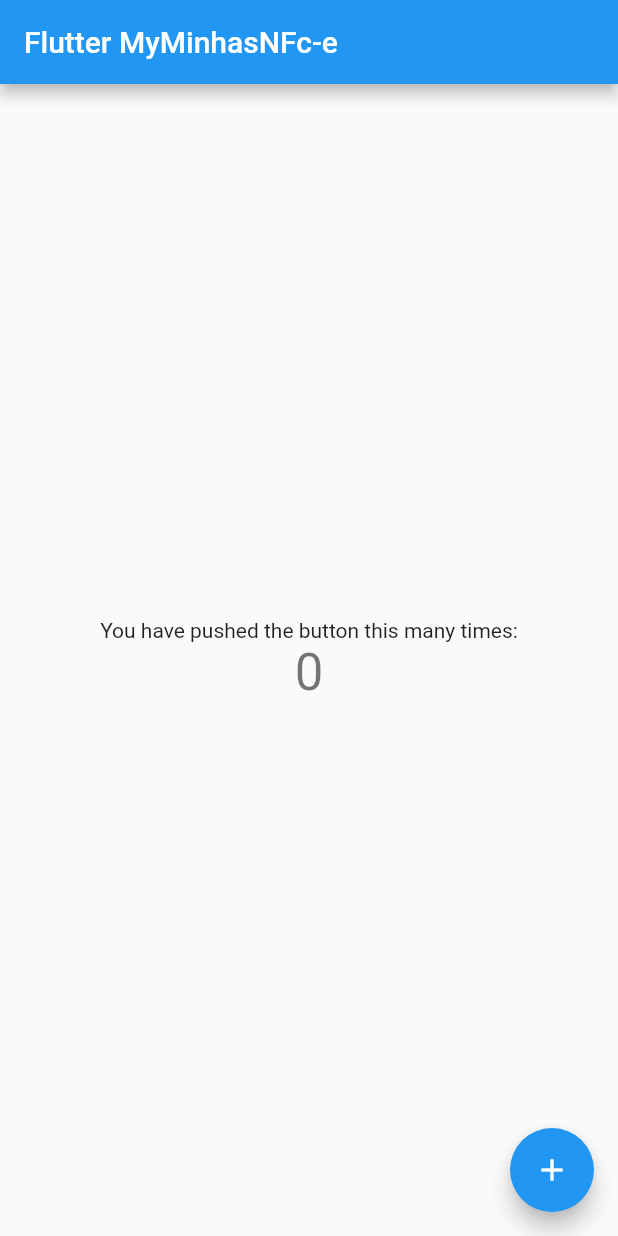
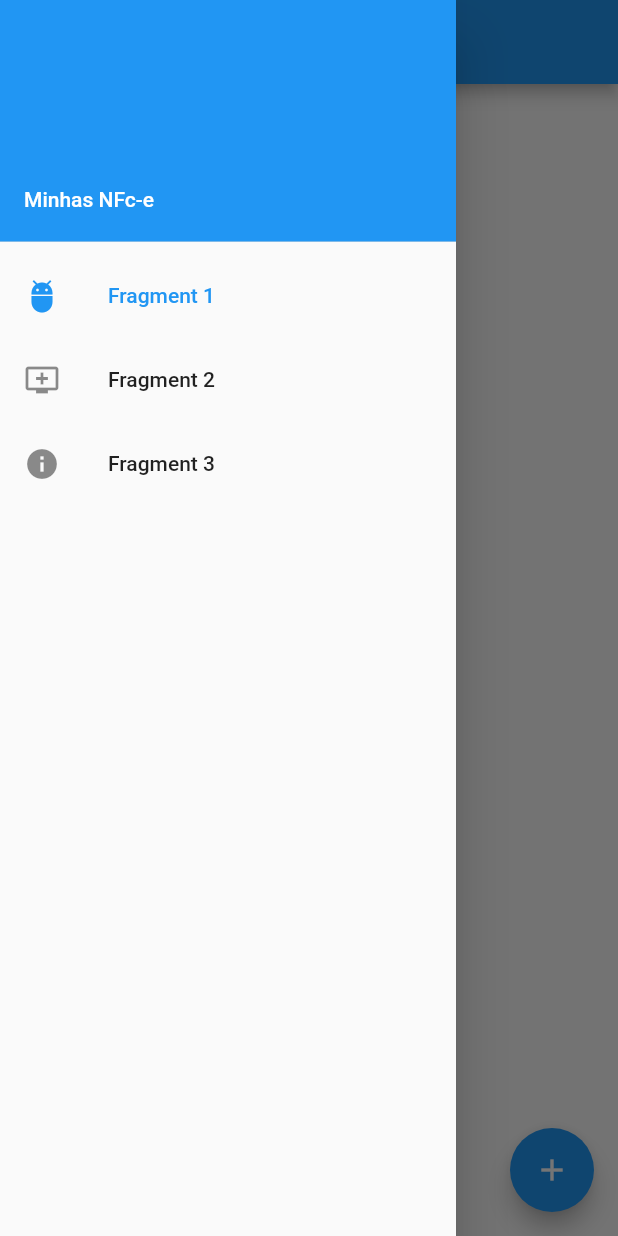
Before and after one commit to vitordm/Flutter.MinhasNFce, a Flutter app: the screen it shows after launch, with the side drawer open (before the commit the screen has no drawer), on a phone screen of 412 x 824 dp. Run offline on Flutter 3.47's test engine with Material 2 defaults, Android fonts, the phone set to English and light mode, and no system bars.

Commit message:
adicionando menu lateral

```diff
--- a/lib/main.dart
+++ b/lib/main.dart
@@ -1,4 +1,5 @@
 import 'package:flutter/material.dart';
+import 'package:flutter_minhas_nfce/pages/home_page.dart';
 
 void main() => runApp(MyApp());
 
@@ -20,92 +21,7 @@ class MyApp extends StatelessWidget {
         // is not restarted.
         primarySwatch: Colors.blue,
       ),
-      home: MyHomePage(title: 'Flutter MyMinhasNFc-e'),
+      home: HomePage(),
     );
   }
 }
-
-class MyHomePage extends StatefulWidget {
-  MyHomePage({Key key, this.title}) : super(key: key);
-
-  // This widget is the home page of your application. It is stateful, meaning
-  // that it has a State object (defined below) that contains fields that affect
-  // how it looks.
-
-  // This class is the configuration for the state. It holds the values (in this
-  // case the title) provided by the parent (in this case the App widget) and
-  // used by the build method of the State. Fields in a Widget subclass are
-  // always marked "final".
-
-  final String title;
-
-  @override
-  _MyHomePageState createState() => _MyHomePageState();
-}
-
-class _MyHomePageState extends State<MyHomePage> {
-  int _counter = 0;
-
-  void _incrementCounter() {
-    setState(() {
-      // This call to setState tells the Flutter framework that something has
-      // changed in this State, which causes it to rerun the build method below
-      // so that the display can reflect the updated values. If we changed
-      // _counter without calling setState(), then the build method would not be
-      // called again, and so nothing would appear to happen.
-      _counter++;
-    });
-  }
-
-  @override
-  Widget build(BuildContext context) {
-    // This method is rerun every time setState is called, for instance as done
-    // by the _incrementCounter method above.
-    //
-    // The Flutter framework has been optimized to make rerunning build methods
-    // fast, so that you can just rebuild anything that needs updating rather
-    // than having to individually change instances of widgets.
-    return Scaffold(
-      appBar: AppBar(
-        // Here we take the value from the MyHomePage object that was created by
-        // the App.build method, and use it to set our appbar title.
-        title: Text(widget.title),
-      ),
-      body: Center(
-        // Center is a layout widget. It takes a single child and positions it
-        // in the middle of the parent.
-        child: Column(
-          // Column is also layout widget. It takes a list of children and
-          // arranges them vertically. By default, it sizes itself to fit its
-          // children horizontally, and tries to be as tall as its parent.
-          //
-          // Invoke "debug painting" (press "p" in the console, choose the
-          // "Toggle Debug Paint" action from the Flutter Inspector in Android
-          // Studio, or the "Toggle Debug Paint" command in Visual Studio Code)
-          // to see the wireframe for each widget.
-          //
-          // Column has various properties to control how it sizes itself and
-          // how it positions its children. Here we use mainAxisAlignment to
-          // center the children vertically; the main axis here is the vertical
-          // axis because Columns are vertical (the cross axis would be
-          // horizontal).
-          mainAxisAlignment: MainAxisAlignment.center,
-          children: <Widget>[
-            Text(
-              'You have pushed the button this many times:',
-            ),
-            Text(
-              '$_counter',
-              style: Theme.of(context).textTheme.display1,
-            ),
-          ],
-        ),
-      ),
-      floatingActionButton: FloatingActionButton(
-        onPressed: _incrementCounter,
-        tooltip: 'Increment',
-        child: Icon(Icons.add),
-      ), // This trailing comma makes auto-formatting nicer for build methods.
-    );
-  }
-}
--- /dev/null
+++ b/lib/pages/home_page.dart
@@ -0,0 +1,86 @@
+import 'package:flutter/material.dart';
+
+class DrawerItem {
+  final String title;
+  final IconData icon;
+  DrawerItem(this.title, this.icon);
+}
+
+class HomePage extends StatefulWidget {
+  HomePage({Key key}) : super(key: key);
+
+  final String title = 'Flutter MyMinhasNFc-e';
+  final drawerItens = [
+    new DrawerItem("Fragment 1", Icons.adb),
+    new DrawerItem("Fragment 2", Icons.add_to_queue),
+    new DrawerItem("Fragment 3", Icons.info),
+  ];
+
+  @override
+  HomePageState createState() => HomePageState();
+}
+
+class HomePageState extends State<HomePage> {
+  int _selectedDrawerIndex = 0;
+
+  _getDrawerItemWidget(int pos) {
+    switch (pos) {
+      /*
+      case 1:
+        return Fragment();
+
+      */
+      default:
+        return Text('Error');
+    }
+  }
+
+  _onSelectItem(int index) {
+    setState(() {
+      _selectedDrawerIndex = index;
+    });
+    Navigator.of(context).pop(); // close the drawer
+  }
+
+  @override
+  Widget build(BuildContext context) {
+
+    var drawerItens = <Widget>[];
+    var i = 0;
+    for (var drawerItem in widget.drawerItens) {
+      drawerItens.add(ListTile(
+                leading: Icon(drawerItem.icon),
+                title: Text(drawerItem.title),
+                selected: i == _selectedDrawerIndex,
+                onTap: () => _onSelectItem(i),
+              ));
+              i++;
+    }
+
+
+    return Scaffold(
+      appBar: AppBar(
+        title: Text(widget.title),
+      ),
+      drawer: new Drawer(
+        child: Column(
+          children: <Widget>[
+            UserAccountsDrawerHeader(
+              accountName: Text('Minhas NFc-e'),
+              accountEmail: null,
+            ),
+            Column(children: drawerItens)
+          ],
+        ),
+      ),
+      body: Center(
+        child: _getDrawerItemWidget(_selectedDrawerIndex)
+      ),
+      floatingActionButton: FloatingActionButton(
+        onPressed: () => {},
+        tooltip: 'Increment',
+        child: Icon(Icons.add),
+      ), // This trailing comma makes auto-formatting nicer for build methods.
+    );
+  }
+}
```
Also changed, not shown: 4 other files.
